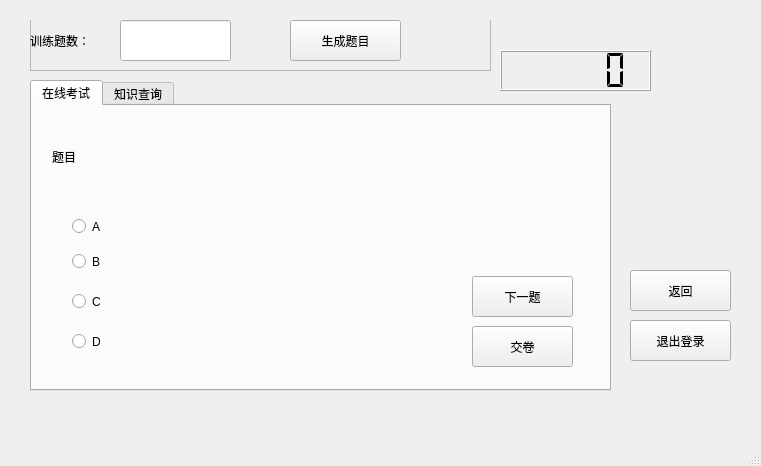
Before: the Qt Designer form Views/mainwindow.ui in Liz-Lian/DriverStudySystem, drawn with Qt 5.
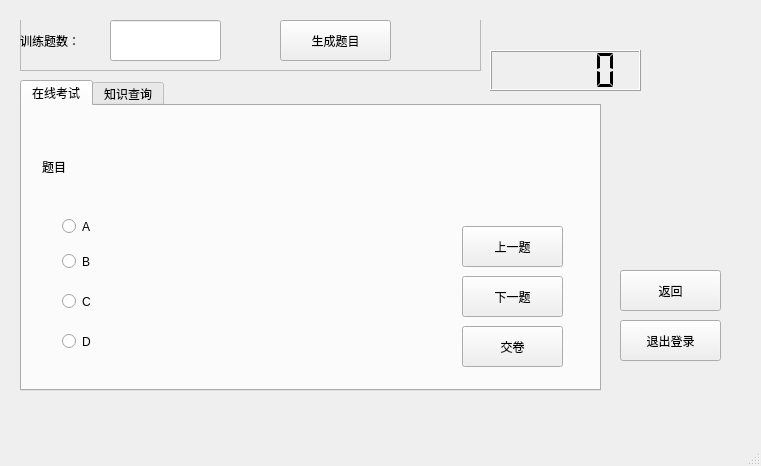
After: the same form once the commit is applied. The open tabs and pages were chosen to show the change.

Commit message: feat:在考试界面添加上一题按钮和显示当前题目下标的label，在错题界面添加上一题按钮

What changed in the file:
```diff
--- a/Views/mainwindow.ui
+++ b/Views/mainwindow.ui
@@ -17,7 +17,7 @@
    <widget class="QStackedWidget" name="stackedWidget">
     <property name="geometry">
      <rect>
-      <x>10</x>
+      <x>0</x>
       <y>20</y>
       <width>731</width>
       <height>411</height>
@@ -486,7 +486,7 @@
           <x>20</x>
           <y>20</y>
           <width>531</width>
-          <height>61</height>
+          <height>81</height>
          </rect>
         </property>
         <property name="text">
@@ -501,7 +501,7 @@
          <rect>
           <x>40</x>
           <y>110</y>
-          <width>411</width>
+          <width>341</width>
           <height>21</height>
          </rect>
         </property>
@@ -514,7 +514,7 @@
          <rect>
           <x>40</x>
           <y>140</y>
-          <width>401</width>
+          <width>341</width>
           <height>31</height>
          </rect>
         </property>
@@ -527,7 +527,7 @@
          <rect>
           <x>40</x>
           <y>180</y>
-          <width>411</width>
+          <width>361</width>
           <height>31</height>
          </rect>
         </property>
@@ -540,7 +540,7 @@
          <rect>
           <x>40</x>
           <y>220</y>
-          <width>451</width>
+          <width>361</width>
           <height>31</height>
          </rect>
         </property>
@@ -574,6 +574,19 @@
          <string>交卷</string>
         </property>
        </widget>
+       <widget class="QPushButton" name="btnPrev">
+        <property name="geometry">
+         <rect>
+          <x>440</x>
+          <y>120</y>
+          <width>101</width>
+          <height>41</height>
+         </rect>
+        </property>
+        <property name="text">
+         <string>上一题</string>
+        </property>
+       </widget>
       </widget>
       <widget class="QWidget" name="tab_2">
        <attribute name="title">
```
Left out of the diff: 68 changed lines with no effect on the pictures. The commit also changes 14 other files.
